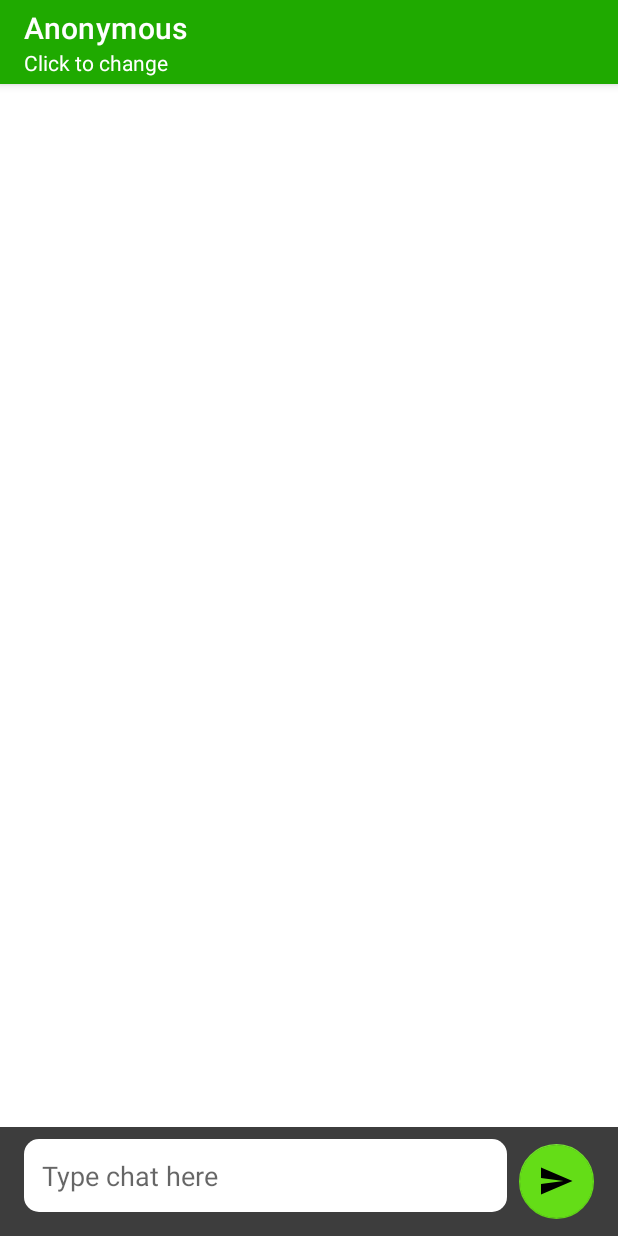
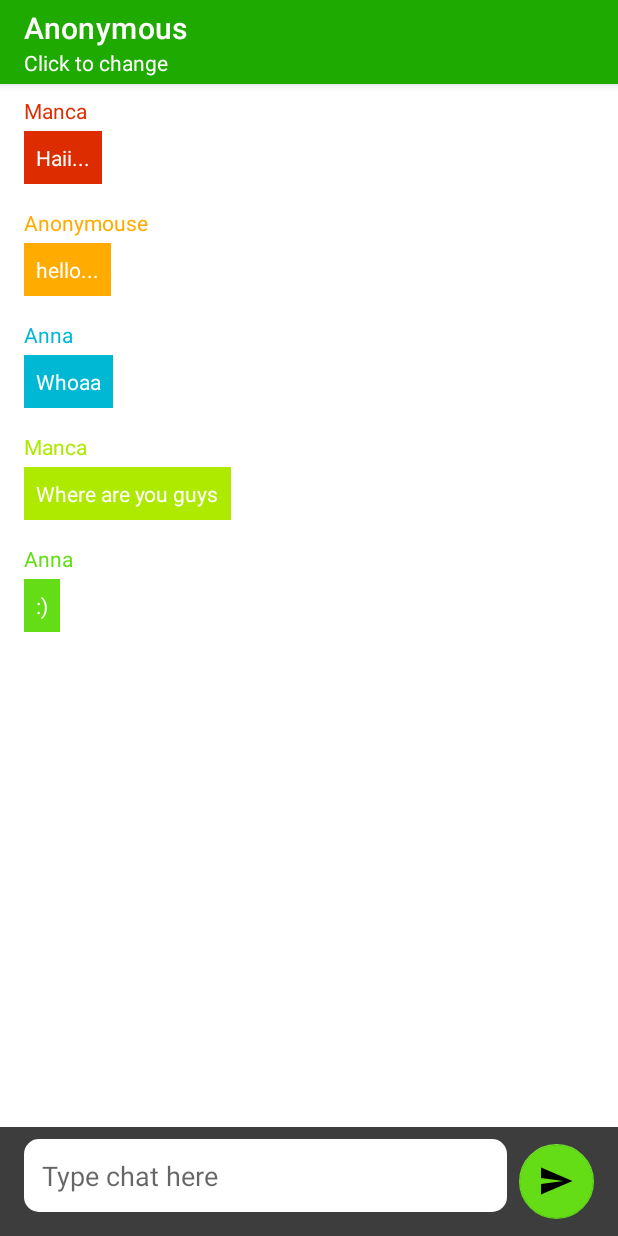
Before and after one commit to mfirmansyahidris/SimpleRealtimeChat, an Android app: the screen it shows after launch (MainActivity), on a phone screen of 412 x 824 dp. Run offline under Robolectric (Android 15) with nearby library versions, the phone set to English and light mode, and no system bars.

Commit message:
android: add some color

```diff
--- /dev/null
+++ b/android/SimpleRealtimeChat/app/src/main/java/com/fi/simplerealtimechat/models/Chat.kt
@@ -0,0 +1,17 @@
+package com.fi.simplerealtimechat.models
+
+/**
+ ****************************************
+created by -fi-
+.::manca.fi@gmail.com ::.
+
+13/02/2020, 03:39 PM
+ ****************************************
+ */
+
+data class Chat(
+    val from: String? = "",
+    val message: String? = "",
+    val time: String? = "",
+    val color: Int
+)
--- /dev/null
+++ b/android/SimpleRealtimeChat/app/src/main/java/com/fi/simplerealtimechat/screen/ChatAdapter.kt
@@ -0,0 +1,75 @@
+package com.fi.simplerealtimechat.screen
+
+import android.content.Context
+import android.view.LayoutInflater
+import android.view.View
+import android.view.ViewGroup
+import android.widget.LinearLayout
+import android.widget.TextView
+import androidx.core.content.ContextCompat
+import androidx.core.view.isVisible
+import androidx.recyclerview.widget.RecyclerView
+import com.fi.simplerealtimechat.R
+import com.fi.simplerealtimechat.models.Chat
+
+/**
+ ****************************************
+created by -fi-
+.::manca.fi@gmail.com ::.
+
+13/02/2020, 03:38 PM
+ ****************************************
+ */
+
+class ChatAdapter(private val context: Context) : RecyclerView.Adapter<ChatAdapter.ViewHolder>() {
+    var data = mutableListOf<Chat>()
+        set(value) {
+            field = value
+            notifyDataSetChanged()
+        }
+
+    private var mExpandedPosition = -1
+    private var previousExpandedPosition = -1
+
+    override fun onCreateViewHolder(parent: ViewGroup, viewType: Int): ViewHolder {
+        val layoutInflater = LayoutInflater.from(parent.context)
+        val view = layoutInflater.inflate(R.layout.item_chat, parent, false)
+        return ViewHolder(view)
+    }
+
+    override fun getItemCount(): Int {
+        return data.size
+    }
+
+    override fun onBindViewHolder(holder: ViewHolder, position: Int) {
+        holder.bindItem(data[position])
+    }
+
+    inner class ViewHolder(itemView: View) : RecyclerView.ViewHolder(itemView) {
+        private val from: TextView = itemView.findViewById(R.id.tv_from)
+        private val message: TextView = itemView.findViewById(R.id.tv_message)
+        private val time: TextView = itemView.findViewById(R.id.tv_time)
+
+        fun bindItem(items: Chat) {
+            from.text = items.from
+            message.text = items.message
+            time.text = items.time
+            message.setBackgroundColor(items.color)
+            from.setTextColor(items.color)
+
+            val isExpanded = layoutPosition == mExpandedPosition
+            time.visibility = if (isExpanded) View.VISIBLE else View.GONE
+            itemView.isActivated = isExpanded
+
+            if (isExpanded) {
+                previousExpandedPosition = layoutPosition
+            }
+
+            message.setOnClickListener {
+                mExpandedPosition = if (isExpanded) -1 else layoutPosition
+                notifyItemChanged(previousExpandedPosition)
+                notifyItemChanged(layoutPosition)
+            }
+        }
+    }
+}
--- a/android/SimpleRealtimeChat/app/src/main/java/com/fi/simplerealtimechat/screen/MainActivity.kt
+++ b/android/SimpleRealtimeChat/app/src/main/java/com/fi/simplerealtimechat/screen/MainActivity.kt
@@ -3,15 +3,20 @@ package com.fi.simplerealtimechat.screen
 import android.view.Menu
 import android.view.MenuItem
 import android.view.View
+import androidx.core.content.ContextCompat
 import com.fi.simplerealtimechat.R
 import com.fi.simplerealtimechat.base.BaseActivity
+import com.fi.simplerealtimechat.models.Chat
 import com.fi.simplerealtimechat.utils.PrefManager
+import kotlinx.android.synthetic.main.activity_main.*
 import kotlinx.android.synthetic.main.toolbar_activity_main.*
 
 class MainActivity : BaseActivity() {
     private var menu: Menu? = null
     private lateinit var menuItem: MenuItem
     private lateinit var prefManager: PrefManager
+
+    private val chatAdapter = ChatAdapter(this)
 
     override fun getLayoutResource(): Int = R.layout.activity_main
 
@@ -28,6 +33,17 @@ class MainActivity : BaseActivity() {
 
         ll_userName.visibility = View.GONE
 
+        rv_chat.adapter = chatAdapter
+
+        val chats = mutableListOf(
+            Chat("Manca", "Haii...", "June 12, 12:00", ContextCompat.getColor(this, R.color.color_0)),
+            Chat("Anonymouse", "hello...", "June 12, 12:00", ContextCompat.getColor(this, R.color.color_3)),
+            Chat("Anna", "Whoaa", "June 12, 12:00", ContextCompat.getColor(this, R.color.color_9)),
+            Chat("Manca", "Where are you guys", "June 12, 12:00", ContextCompat.getColor(this, R.color.color_5)),
+            Chat("Anna", ":)", "June 12, 12:00", ContextCompat.getColor(this, R.color.color_6))
+        )
+
+        chatAdapter.data = chats
     }
 
     override fun onCreateOptionsMenu(menu: Menu?): Boolean {
--- a/android/SimpleRealtimeChat/app/src/main/res/layout/activity_main.xml
+++ b/android/SimpleRealtimeChat/app/src/main/res/layout/activity_main.xml
@@ -1,59 +1,39 @@
 <?xml version="1.0" encoding="utf-8"?>
-<androidx.coordinatorlayout.widget.CoordinatorLayout xmlns:android="http://schemas.android.com/apk/res/android"
+<androidx.constraintlayout.widget.ConstraintLayout xmlns:android="http://schemas.android.com/apk/res/android"
     xmlns:app="http://schemas.android.com/apk/res-auto"
+    xmlns:tools="http://schemas.android.com/tools"
     android:layout_width="match_parent"
     android:layout_height="match_parent">
 
-    <include layout="@layout/toolbar_activity_main" />
-
-    <androidx.constraintlayout.widget.ConstraintLayout
-        android:layout_width="match_parent"
-        app:layout_behavior="@string/appbar_scrolling_view_behavior"
-        android:layout_height="match_parent">
-
-        <ProgressBar
-            android:visibility="gone"
-            android:id="@+id/pb_"
-            style="?android:attr/progressBarStyleHorizontal"
-            android:layout_width="fill_parent"
-            android:layout_height="wrap_content"
-            android:indeterminate="true"
-            android:max="100"
-            app:layout_behavior="@string/appbar_scrolling_view_behavior"
-            android:backgroundTint="@color/colorWhite"
-            android:indeterminateTint="@color/colorAccent"
-            android:layout_marginTop="-7dp"/>
-
-        <androidx.core.widget.NestedScrollView
-            android:layout_width="match_parent"
-            android:layout_height="match_parent"
-            app:layout_behavior="@string/appbar_scrolling_view_behavior">
-
-            <LinearLayout
-                android:layout_width="match_parent"
-                android:layout_height="match_parent"
-                android:orientation="vertical">
+    <include
+        android:id="@+id/layout_toolbar"
+        layout="@layout/toolbar_activity_main" />
 
     <androidx.recyclerview.widget.RecyclerView
-                    android:id="@+id/rv_report"
-                    android:overScrollMode="never"
-                    android:layout_marginBottom="@dimen/activity_margin_normal"
-                    android:layout_width="match_parent"
-                    android:layout_height="match_parent" />
+        android:id="@+id/rv_chat"
+        app:layout_constraintStart_toStartOf="parent"
+        app:layout_constraintTop_toBottomOf="@id/layout_toolbar"
+        app:layout_constraintBottom_toTopOf="@id/cl_chat"
+        app:layout_constraintEnd_toEndOf="parent"
+        android:layout_width="0dp"
+        android:layout_height="0dp"
+        app:layoutManager="androidx.recyclerview.widget.LinearLayoutManager" />
 
     <TextView
+        app:layout_constraintStart_toStartOf="parent"
+        app:layout_constraintEnd_toEndOf="parent"
+        app:layout_constraintTop_toTopOf="parent"
+        app:layout_constraintBottom_toBottomOf="parent"
         android:id="@+id/tv_msgReport"
+        android:layout_width="0dp"
+        android:layout_height="wrap_content"
+        android:gravity="center"
         android:padding="@dimen/activity_margin_normal"
-                    android:layout_width="match_parent"
-                    android:layout_height="match_parent"
-                    android:gravity="center"
         android:text="@string/main_help"
         android:textColor="@color/colorWhite70" />
 
-            </LinearLayout>
-        </androidx.core.widget.NestedScrollView>
-
     <androidx.constraintlayout.widget.ConstraintLayout
+        android:id="@+id/cl_chat"
         app:layout_constraintBottom_toBottomOf="parent"
         android:padding="@dimen/activity_margin_short"
         android:layout_width="match_parent"
@@ -91,5 +71,3 @@
     </androidx.constraintlayout.widget.ConstraintLayout>
 
 </androidx.constraintlayout.widget.ConstraintLayout>
-
-</androidx.coordinatorlayout.widget.CoordinatorLayout>
--- a/android/SimpleRealtimeChat/app/src/main/res/layout/item_chat.xml
+++ b/android/SimpleRealtimeChat/app/src/main/res/layout/item_chat.xml
@@ -1,33 +1,58 @@
 <?xml version="1.0" encoding="utf-8"?>
 <LinearLayout xmlns:android="http://schemas.android.com/apk/res/android"
     xmlns:tools="http://schemas.android.com/tools"
+    xmlns:app="http://schemas.android.com/apk/res-auto"
     android:orientation="vertical"
-    android:id="@+id/ll_message"
-    android:background="@color/color_3"
-    android:layout_width="wrap_content"
-    android:animateLayoutChanges="true"
-    android:clickable="true"
-    android:foreground="?android:selectableItemBackground"
-    android:layout_margin="@dimen/activity_margin_short"
-    android:padding="@dimen/activity_margin_short"
+    android:paddingStart="@dimen/activity_margin_normal"
+    android:paddingEnd="@dimen/activity_margin_normal"
+    android:paddingTop="@dimen/activity_margin_short"
+    android:paddingBottom="@dimen/activity_margin_short"
+    android:layout_width="match_parent"
     android:layout_height="wrap_content">
 
     <TextView
+        android:id="@+id/tv_from"
+        tools:text="name"
+        android:layout_marginBottom="@dimen/content_margin_normal"
+        android:elevation="@dimen/activity_elevation_normal"
+        android:textColor="@color/color_3"
+        android:layout_width="wrap_content"
+        android:layout_height="wrap_content"/>
+
+    <androidx.constraintlayout.widget.ConstraintLayout
+        android:elevation="@dimen/activity_elevation_normal"
+        android:animateLayoutChanges="true"
+        android:layout_width="wrap_content"
+        android:layout_height="wrap_content"
+        android:orientation="vertical">
+
+        <TextView
+            app:layout_constraintStart_toStartOf="parent"
+            app:layout_constraintTop_toTopOf="parent"
             android:textColor="@color/colorWhite"
             android:id="@+id/tv_message"
+            android:clickable="true"
+            android:foreground="?android:selectableItemBackground"
+            android:padding="@dimen/activity_margin_short"
+            android:background="@color/color_3"
             android:layout_width="wrap_content"
             android:layout_height="wrap_content"
-        tools:text="ini adalah message"/>
+            tools:text="sindaosnoadnso"/>
 
         <TextView
+            app:layout_constraintTop_toBottomOf="@id/tv_message"
+            app:layout_constraintEnd_toEndOf="parent"
             android:visibility="gone"
-        android:textColor="@color/colorWhite90"
+            android:gravity="end"
             android:id="@+id/tv_time"
             android:layout_marginTop="@dimen/content_margin_medium"
             android:textSize="@dimen/text_small"
             android:textStyle="italic"
+            android:textColor="@color/colorDark80"
             android:layout_width="wrap_content"
             android:layout_height="wrap_content"
             tools:text="15' June, 13:00"/>
 
+    </androidx.constraintlayout.widget.ConstraintLayout>
+
 </LinearLayout>
--- a/android/SimpleRealtimeChat/app/src/main/res/values/colors.xml
+++ b/android/SimpleRealtimeChat/app/src/main/res/values/colors.xml
@@ -6,15 +6,27 @@
     <color name="colorAccentLight">#9cff57</color>
 
     <!--color-->
-    <color name="colorDark">#3D3D3D</color>
     <color name="colorWhite">#ffffff</color>
     <color name="colorWhite90">#E6FFFFFF</color>
     <color name="colorWhite80">#CCFFFFFF</color>
     <color name="colorWhite70">#B3FFFFFF</color>
     <color name="colorWhite60">#99FFFFFF</color>
     <color name="colorWhite50">#80FFFFFF</color>
+    <color name="colorWhite40">#66FFFFFF</color>
+    <color name="colorWhite30">#4DFFFFFF</color>
+    <color name="colorWhite20">#33FFFFFF</color>
     <color name="colorWhite10">#1AFFFFFF</color>
-    <color name="colorWhite20">#33FFFFFF</color>
+
+    <color name="colorDark">#3D3D3D</color>
+    <color name="colorDark90">#E63D3D3D</color>
+    <color name="colorDark80">#CC3D3D3D</color>
+    <color name="colorDark70">#B33D3D3D</color>
+    <color name="colorDark60">#993D3D3D</color>
+    <color name="colorDark50">#803D3D3D</color>
+    <color name="colorDark40">#663D3D3D</color>
+    <color name="colorDark30">#4D3D3D3D</color>
+    <color name="colorDark20">#333D3D3D</color>
+    <color name="colorDark10">#1A3D3D3D</color>
 
     <!-- color palette -->
     <color name="color_0">#DD2C00</color>
```
Lines whose indentation alone changed are shown as unchanged.
